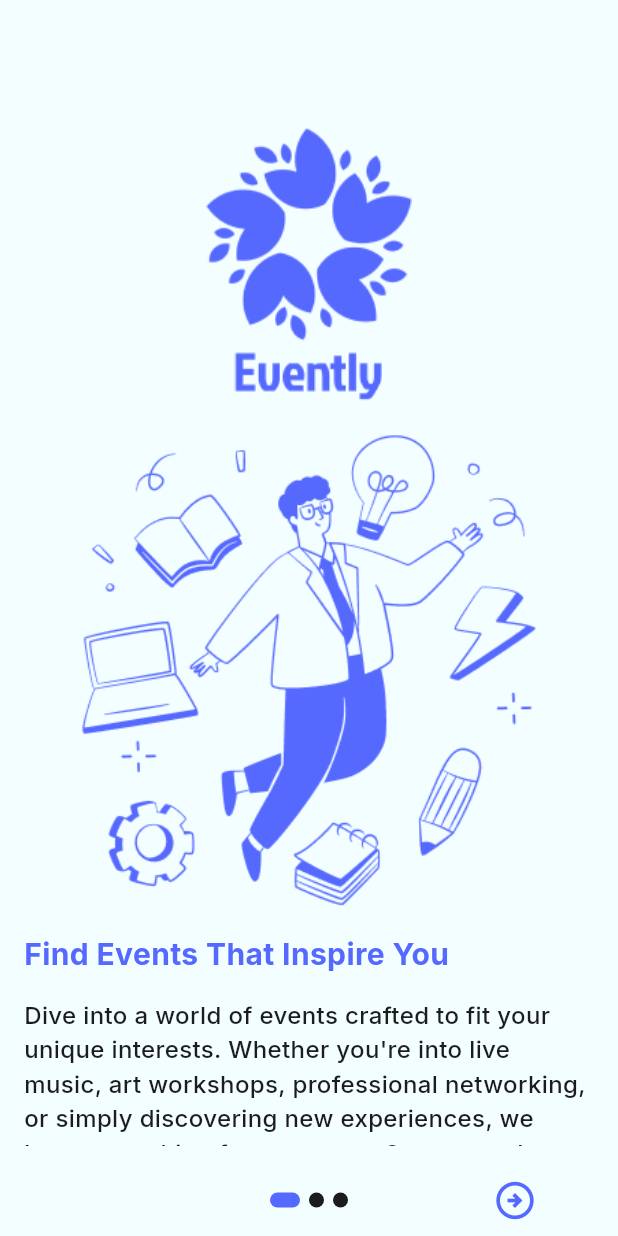
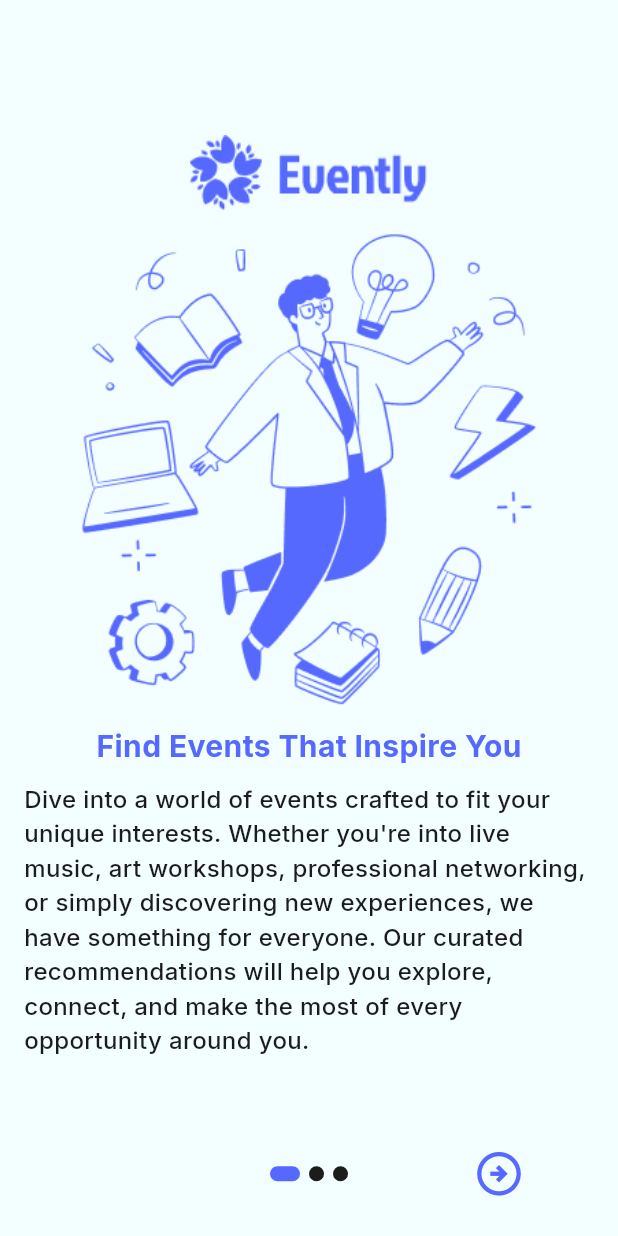
Before and after one commit to msalahzaki/event_planner, a Flutter app: the IntialScreen screen opened directly, after a tap on "Let's Start", on a phone screen of 412 x 824 dp. Run offline on Flutter 3.47's test engine with Material 3 defaults, Android fonts, the phone set to English and light mode, and no system bars; drawn by our look-alikes of introduction_screen; our stand-ins replace google_fonts; generated files the repository leaves out were written again.

Commit message:
Code Modify

```diff
--- a/lib/core/utils/app_theme.dart
+++ b/lib/core/utils/app_theme.dart
@@ -20,7 +20,7 @@ class AppTheme {
       // ElevatedButton
       elevatedButtonTheme: ElevatedButtonThemeData(
           style: ElevatedButton.styleFrom(
-        padding: EdgeInsets.all(20),
+        padding: EdgeInsets.all(15),
         backgroundColor: AppColor.primaryLight,
       )),
 
@@ -54,7 +54,9 @@ class AppTheme {
       appBarTheme: const AppBarTheme(backgroundColor: AppColor.primaryDark),
       // ElevatedButton
       elevatedButtonTheme: ElevatedButtonThemeData(
+
           style: ElevatedButton.styleFrom(
+            padding: const EdgeInsets.all(15),
         backgroundColor: AppColor.primaryLight,
       )),
       // Floating Button Theme
@@ -67,6 +69,7 @@ class AppTheme {
 
       inputDecorationTheme: InputDecorationTheme(
           enabledBorder: OutlineInputBorder(
+
               borderRadius: BorderRadius.circular(16),
               borderSide: BorderSide(color: AppColor.white, width: 1)),
           iconColor: AppColor.gray,
--- a/lib/frist_run/intro_screen.dart
+++ b/lib/frist_run/intro_screen.dart
@@ -1,3 +1,4 @@
+import 'package:event_planner/auth/login_page.dart';
 import 'package:event_planner/core/utils/app_assets.dart';
 import 'package:event_planner/core/utils/app_styles.dart';
 import 'package:flutter/material.dart';
@@ -23,8 +24,6 @@ class _IntroScreenState extends State<IntroScreen> {
     size = MediaQuery.of(context).size;
     local = AppLocalizations.of(context)!;
     return IntroductionScreen(
-      bodyPadding: EdgeInsets.all(0),
-      controlsPadding: EdgeInsets.all(0),
       dotsDecorator: DotsDecorator(
           size: const Size.square(10.0),
           activeSize: const Size(20.0, 10.0),
@@ -45,7 +44,7 @@ class _IntroScreenState extends State<IntroScreen> {
             ? Icons.arrow_circle_right_outlined
             : Icons.arrow_circle_left_outlined,
         color: AppColor.primaryLight,
-        size: 30,
+        size: 35,
       ),
       done: Icon(
         Directionality.of(context) == TextDirection.ltr
@@ -66,7 +65,7 @@ class _IntroScreenState extends State<IntroScreen> {
       showDoneButton: true,
 
       onDone: () => Navigator.of(context).pushReplacement(
-          MaterialPageRoute(builder: (context) => const Home())),
+          MaterialPageRoute(builder: (context) => const LoginPage())),
     );
   }
 
@@ -75,24 +74,17 @@ class _IntroScreenState extends State<IntroScreen> {
       title: "",
       bodyWidget: Column(
         children: [
-            Image.asset(AppAssets.Logo2),
-            const SizedBox(
-              height: 10,
-            ),
+          const SizedBox(height: 5),
+          Image.asset(AppAssets.Logo),
+          const SizedBox(height: 8),
           SizedBox(height: size.height * .4, child: Image.asset(imageurl)),
-            const SizedBox(
-              height: 10,
-            ),
-            Row(
-              children: [
+          const SizedBox(height: 5),
           Text(
             title,
             style: AppStyles.bold20blue,
-                )
-              ],
           ),
           const SizedBox(
-              height: 15,
+            height: 10,
           ),
           Text(
             subTitle,
@@ -100,6 +92,7 @@ class _IntroScreenState extends State<IntroScreen> {
                 .copyWith(color: Theme.of(context).colorScheme.secondary),
           ),
         ],
-        ));
+      ),
+    );
   }
 }
--- a/lib/main.dart
+++ b/lib/main.dart
@@ -1,4 +1,5 @@
 import 'package:event_planner/auth/login_page.dart';
+import 'package:event_planner/frist_run/intial_screen.dart';
 import 'package:event_planner/providers/language_provider.dart';
 import 'package:event_planner/providers/theme_provider.dart';
 import 'package:flutter/material.dart';
@@ -32,7 +33,7 @@ class MyApp extends StatelessWidget {
       theme: AppTheme.lighttheme,
       themeMode: themeProvider.theme,
       locale:  Locale(languageProvider.language),
-      home: const LoginPage(),
+      home: const IntialScreen(),
     );
   }
 }
```
Also changed, not shown: lib/auth/login_page.dart (+8 -3 lines). Lines whose indentation alone changed are shown as unchanged.
